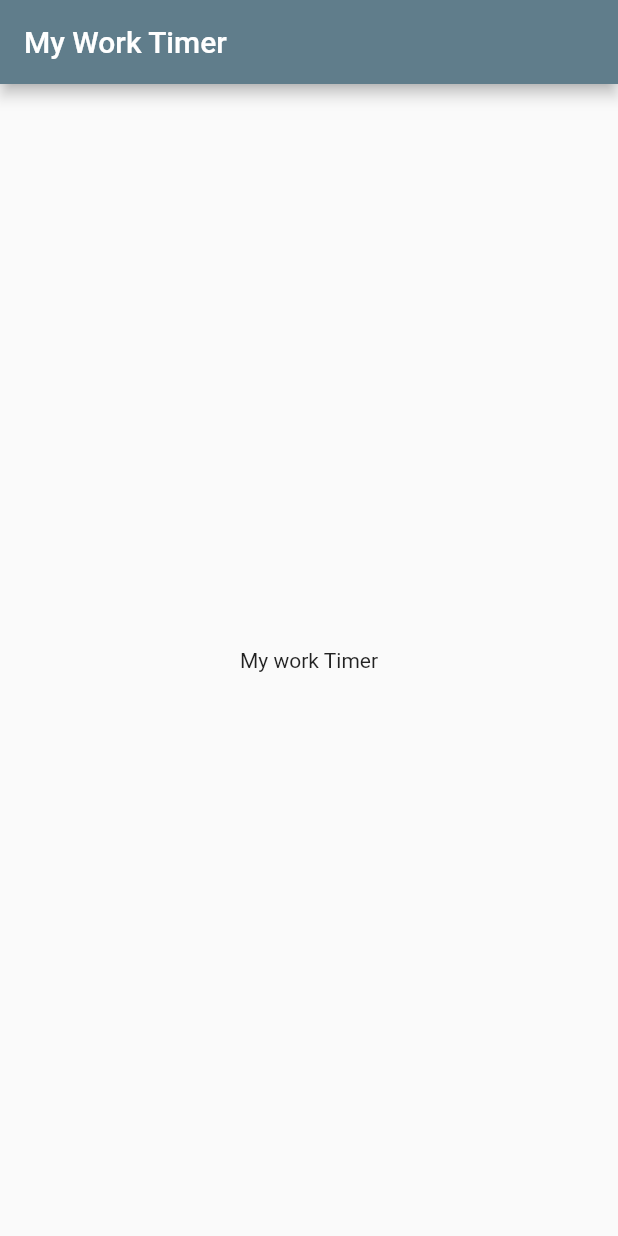
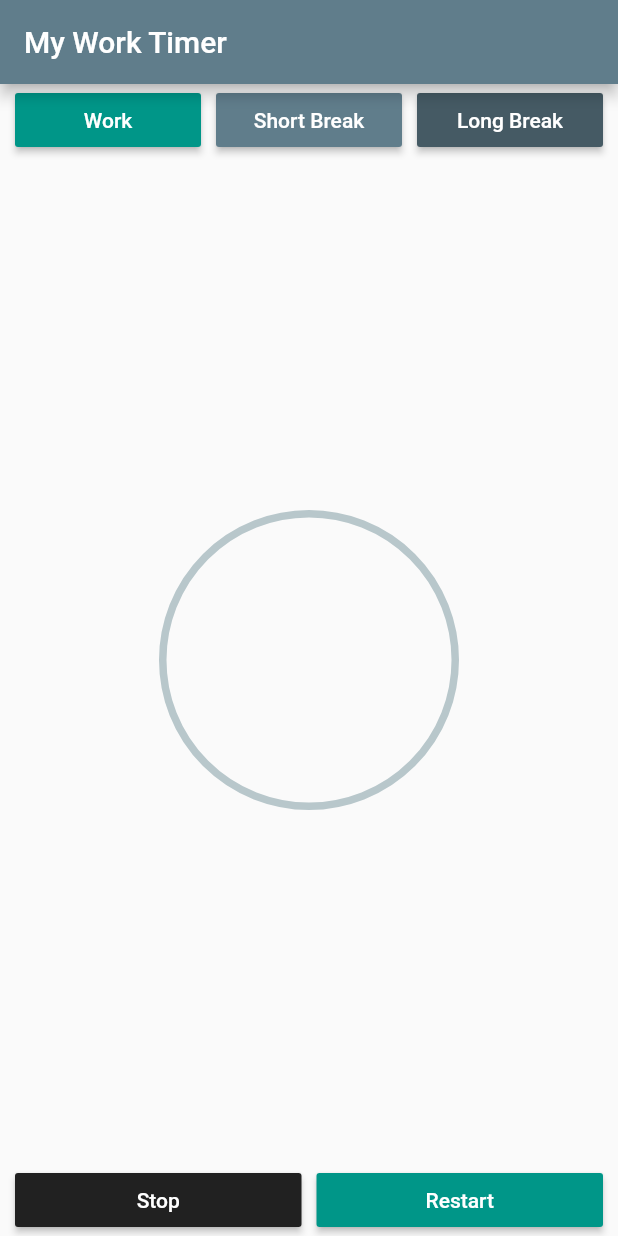
Before and after one commit to raalahmmad/productivity-timer-mobile-app, a Flutter app: the screen it shows after launch, on a phone screen of 412 x 824 dp. Run offline on Flutter 3.47's test engine with Material 2 defaults, Android fonts, the phone set to English and light mode, and no system bars; drawn by our look-alikes of percent_indicator.

Commit message:
implement layouts

```diff
--- a/lib/main.dart
+++ b/lib/main.dart
@@ -1,4 +1,7 @@
 import 'package:flutter/material.dart';
+import 'package:percent_indicator/percent_indicator.dart';
+
+import './widgets.dart';
 
 void main() => runApp(MyApp());
 
@@ -10,14 +13,82 @@ class MyApp extends StatelessWidget {
         theme: ThemeData(
           primarySwatch: Colors.blueGrey,
         ),
-      home: Scaffold(
+        home: TimerHomePage());
+  }
+}
+
+class TimerHomePage extends StatelessWidget {
+  final double defaultPadding = 5.0;
+  void emptyMethod() {}
+
+  @override
+  Widget build(BuildContext context) {
+    return Scaffold(
         appBar: AppBar(
           title: Text('My Work Timer'),
         ),
-        body: Center(
-          child: Text('My work Timer'),
+        body: Column(
+          children: <Widget>[
+            Row(
+              children: <Widget>[
+                Padding(
+                  padding: EdgeInsets.all(defaultPadding),
                 ),
+                Expanded(
+                    child: ProductivityButton(
+                        color: Color(0xff009688),
+                        text: 'Work',
+                        onPressed: emptyMethod)),
+                Padding(
+                  padding: EdgeInsets.all(defaultPadding),
                 ),
-    );
+                Expanded(
+                  child: ProductivityButton(
+                      color: Color(0xff607D8B),
+                      text: "Short Break",
+                      onPressed: emptyMethod),
+                ),
+                Padding(
+                  padding: EdgeInsets.all(defaultPadding),
+                ),
+                Expanded(
+                    child: ProductivityButton(
+                        color: Color(0xff455A64),
+                        text: "Long Break",
+                        onPressed: emptyMethod)),
+                Padding(
+                  padding: EdgeInsets.all(defaultPadding),
+                ),
+              ],
+            ),
+            Expanded(
+                child: CircularPercentIndicator(
+              radius: 200,
+            )),
+            Row(
+              children: <Widget>[
+                Padding(
+                  padding: EdgeInsets.all(defaultPadding),
+                ),
+                Expanded(
+                    child: ProductivityButton(
+                        color: Color(0xff212121),
+                        text: 'Stop',
+                        onPressed: emptyMethod)),
+                Padding(
+                  padding: EdgeInsets.all(defaultPadding),
+                ),
+                Expanded(
+                    child: ProductivityButton(
+                        color: Color(0xff009688),
+                        text: 'Restart',
+                        onPressed: emptyMethod)),
+                Padding(
+                  padding: EdgeInsets.all(defaultPadding),
+                ),
+              ],
+            )
+          ],
+        ));
   }
 }
--- /dev/null
+++ b/lib/widgets.dart
@@ -0,0 +1,27 @@
+import 'package:flutter/material.dart';
+
+class ProductivityButton extends StatelessWidget {
+  final Color color;
+  final String text;
+  final double size;
+  final VoidCallback onPressed;
+
+  ProductivityButton(
+      {@required this.color,
+      @required this.text,
+      this.size,
+      @required this.onPressed});
+
+  @override
+  Widget build(BuildContext context) {
+    return MaterialButton(
+      child: Text(
+        this.text,
+        style: TextStyle(color: Colors.white),
+      ),
+      onPressed: this.onPressed,
+      color: this.color,
+      minWidth: this.size,
+    );
+  }
+}
```
Also changed, not shown: pubspec.yaml (+2 -7 lines), pubspec.lock. Lines whose indentation alone changed are shown as unchanged.
